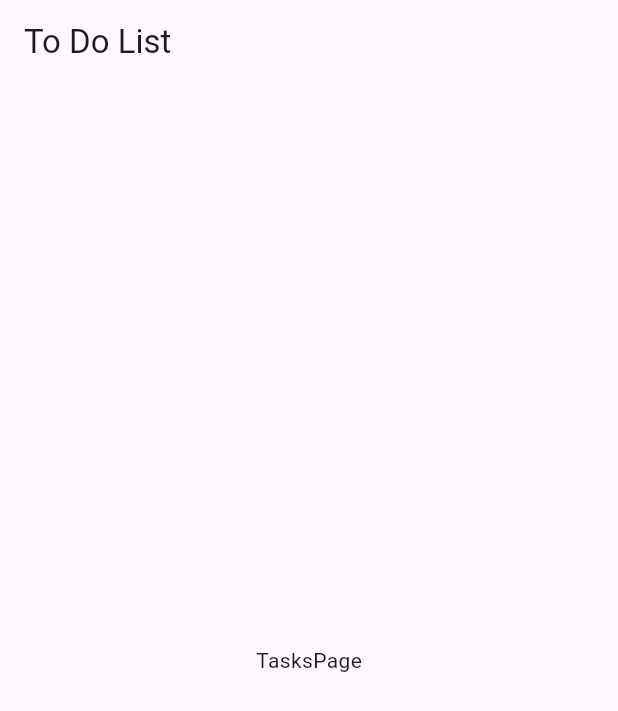
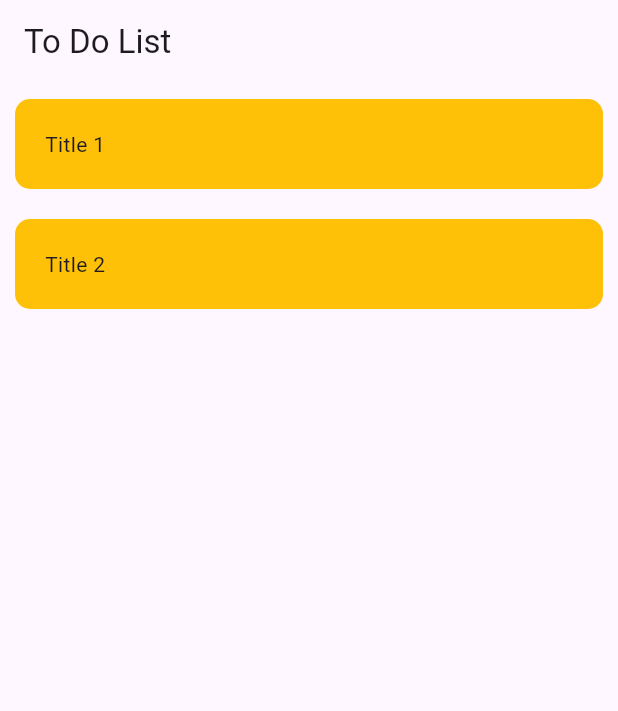
Before and after one commit to kamilgadek/to_do_list_kamilg, a Flutter app: the screen it shows after launch, on a phone screen of 412 x 824 dp. Shown: the top 711 px of the screen. Run offline on Flutter 3.47's test engine with Material 3 defaults, Android fonts, the phone set to English and light mode, and no system bars; our stand-ins replace google_fonts.

Commit message:
create ListView

```diff
--- /dev/null
+++ b/lib/feature/view/task_list_item.dart
@@ -0,0 +1,43 @@
+import 'package:flutter/material.dart';
+
+class TaskListItem extends StatelessWidget {
+  const TaskListItem({
+    super.key,
+  });
+
+  @override
+  Widget build(BuildContext context) {
+    return Scaffold(
+      body: ListView(
+        children: const [
+          TitleWidget('Title 1'),
+          TitleWidget('Title 2'),
+        ],
+      ),
+    );
+  }
+}
+
+class TitleWidget extends StatelessWidget {
+  const TitleWidget(
+    this.title,
+    {
+    super.key,
+  });
+
+  final String title;
+
+  @override
+  Widget build(BuildContext context) {
+    return Container(
+      decoration: BoxDecoration(borderRadius: BorderRadius.circular(10),
+      color: Colors.amber,
+      ),
+      padding: const EdgeInsets.all(20),
+      margin: const EdgeInsets.all(10),
+      child: Text(
+        title,
+      ),
+    );
+  }
+}
--- a/lib/feature/view/tasks_page.dart
+++ b/lib/feature/view/tasks_page.dart
@@ -1,4 +1,5 @@
 import 'package:flutter/material.dart';
+import 'package:to_do_list_kamilg/feature/view/task_list_item.dart';
 
 class TasksPage extends StatelessWidget {
   const TasksPage({
@@ -11,9 +12,8 @@ class TasksPage extends StatelessWidget {
       appBar: AppBar(
         title: Text('To Do List'),
       ),
-      body: Center(
-        child: Text('TasksPage'),
-      ),
+      body: TaskListItem(),
+
     );
   }
 }
```
Also changed, not shown: lib/feature/model/task.dart (renamed from lib/task.dart).
